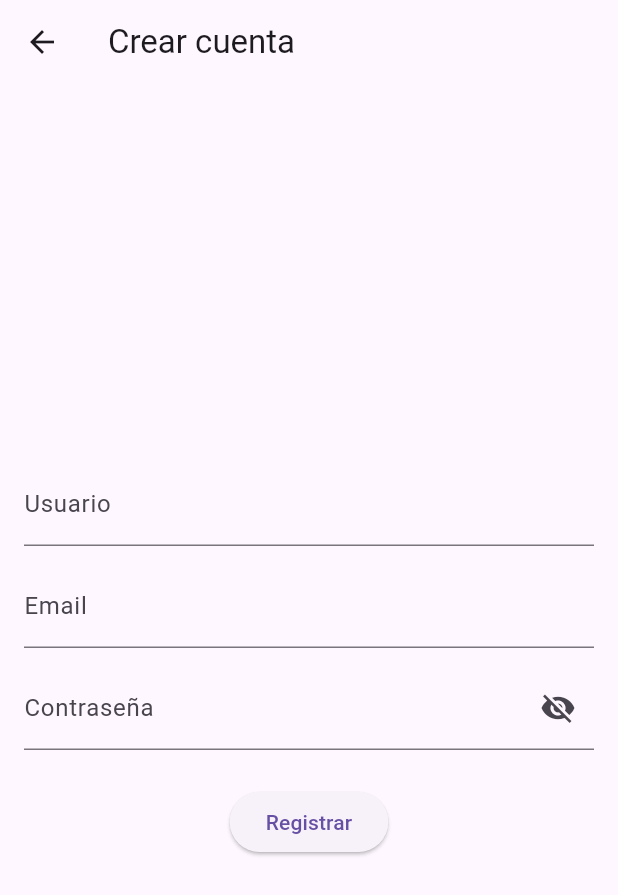
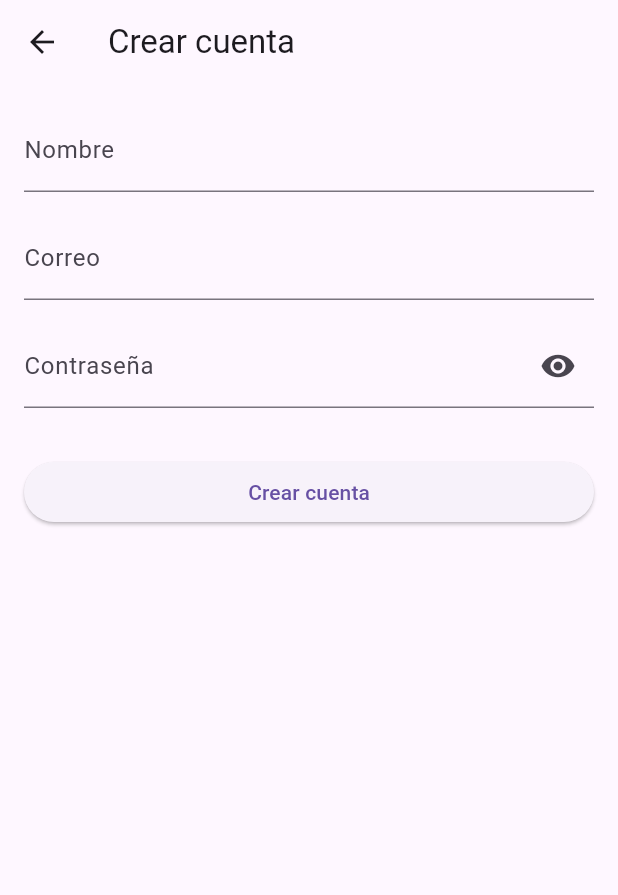
Before and after one commit to OnControlUPC/OnControl-flutter, a Flutter app: the SignUpPage screen opened by its route, on a phone screen of 412 x 824 dp. Shown: the top 895 px of the screen. Run offline on Flutter 3.47's test engine with Material 3 defaults, Android fonts, the phone set to English and light mode, and no system bars; our stand-ins replace equatable, flutter_bloc, flutter_secure_storage, shared_preferences; accounts and stored records are empty.

Commit message:
feat: auth almost finished

```diff
--- a/lib/features/auth/presentation/pages/signup_page.dart
+++ b/lib/features/auth/presentation/pages/signup_page.dart
@@ -3,95 +3,138 @@
 import 'package:flutter/material.dart';
 import 'package:flutter_bloc/flutter_bloc.dart';
 
-import '../bloc/auth_bloc.dart';
-import '../bloc/auth_event.dart';
-import '../bloc/auth_state.dart';
+import '.././bloc/auth_bloc.dart';
+import '.././bloc/auth_event.dart';
+import '.././bloc/auth_state.dart';
 
 class SignUpPage extends StatefulWidget {
   const SignUpPage({Key? key}) : super(key: key);
 
   @override
-  State<SignUpPage> createState() => _SignUpPageState();
+  _SignUpPageState createState() => _SignUpPageState();
 }
 
 class _SignUpPageState extends State<SignUpPage> {
-  final _userCtrl = TextEditingController();
-  final _emailCtrl= TextEditingController();
-  final _passCtrl = TextEditingController();
+  final _formKey = GlobalKey<FormState>();
+  final _nameController = TextEditingController();
+  final _emailController = TextEditingController();
+  final _passwordController = TextEditingController();
+  bool _isPasswordVisible = false;
 
-  bool _obscurePassword = true;
+  @override
+  void dispose() {
+    _nameController.dispose();
+    _emailController.dispose();
+    _passwordController.dispose();
+    super.dispose();
+  }
 
   @override
   Widget build(BuildContext context) {
     return Scaffold(
-      appBar: AppBar(title: const Text('Crear cuenta')),
-      body: BlocConsumer<AuthBloc, AuthState>(
-        listener: (ctx, state) {
+      appBar: AppBar(
+        title: const Text('Crear cuenta'),
+      ),
+      body: BlocListener<AuthBloc, AuthState>(
+        listener: (context, state) {
           if (state is AuthSignUpSuccess) {
-            // Al crear cuenta, navegar a login y pasar mensaje
-            Navigator.pushReplacementNamed(
-              ctx,
-              '/',
-              arguments: '¡Cuenta creada exitosamente!',
+            // Mostrar mensaje y redirigir a sign in
+            ScaffoldMessenger.of(context).showSnackBar(
+              const SnackBar(
+                content: Text('Cuenta creada exitosamente'),
+                duration: Duration(seconds: 2),
+              ),
+            );
+            // Redirigir después de un breve delay
+            Future.delayed(const Duration(seconds: 2), () {
+              Navigator.pushReplacementNamed(context, '/');
+            });
+          } else if (state is AuthError) {
+            ScaffoldMessenger.of(context).showSnackBar(
+              SnackBar(
+                content: Text(state.message),
+                backgroundColor: Colors.red,
+              ),
             );
           }
-          if (state is AuthError) {
-            ScaffoldMessenger.of(ctx)
-              .showSnackBar(SnackBar(content: Text(state.message)));
-          }
         },
-        builder: (ctx, state) {
-          if (state is AuthLoading) {
-            return const Center(child: CircularProgressIndicator());
-          }
-          return Padding(
-            padding: const EdgeInsets.all(16),
+        child: Padding(
+          padding: const EdgeInsets.all(16.0),
+          child: Form(
+            key: _formKey,
             child: Column(
-              mainAxisAlignment: MainAxisAlignment.center,
+              crossAxisAlignment: CrossAxisAlignment.stretch,
               children: [
-                TextField(
-                  controller: _userCtrl,
-                  decoration: const InputDecoration(labelText: 'Usuario'),
+                TextFormField(
+                  controller: _nameController,
+                  decoration: const InputDecoration(labelText: 'Nombre'),
+                  validator: (value) =>
+                      value == null || value.isEmpty ? 'Ingresa tu nombre' : null,
                 ),
-                const SizedBox(height: 12),
-                TextField(
-                  controller: _emailCtrl,
-                  decoration: const InputDecoration(labelText: 'Email'),
+                const SizedBox(height: 16),
+                TextFormField(
+                  controller: _emailController,
+                  decoration: const InputDecoration(labelText: 'Correo'),
+                  keyboardType: TextInputType.emailAddress,
+                  validator: (value) => value == null ||
+                          value.isEmpty ||
+                          !value.contains('@')
+                      ? 'Ingresa un correo válido'
+                      : null,
                 ),
-                const SizedBox(height: 12),
-                TextField(
-                  controller: _passCtrl,
-                  obscureText: _obscurePassword,
+                const SizedBox(height: 16),
+                TextFormField(
+                  controller: _passwordController,
                   decoration: InputDecoration(
                     labelText: 'Contraseña',
                     suffixIcon: IconButton(
-                      icon: Icon(_obscurePassword
-                          ? Icons.visibility_off
-                          : Icons.visibility),
-                      onPressed: () => setState(() {
-                        _obscurePassword = !_obscurePassword;
-                      }),
+                      icon: Icon(
+                        _isPasswordVisible
+                            ? Icons.visibility_off
+                            : Icons.visibility,
+                      ),
+                      onPressed: () {
+                        setState(() {
+                          _isPasswordVisible = !_isPasswordVisible;
+                        });
+                      },
                     ),
                   ),
+                  obscureText: !_isPasswordVisible,
+                  validator: (value) => value == null ||
+                          value.isEmpty ||
+                          value.length < 6
+                      ? 'La contraseña debe tener al menos 6 caracteres'
+                      : null,
                 ),
-                const SizedBox(height: 24),
-                ElevatedButton(
-                  onPressed: () {
-                    context.read<AuthBloc>().add(
-                      AuthSignUpRequested(
-                        _userCtrl.text,
-                        _emailCtrl.text,
-                        _passCtrl.text,
-                        'ROLE_PATIENT', // o el rol que necesites
-                      ),
+                const SizedBox(height: 32),
+                BlocBuilder<AuthBloc, AuthState>(
+                  builder: (context, state) {
+                    if (state is AuthLoading) {
+                      return const Center(
+                          child: CircularProgressIndicator());
+                    }
+                    return ElevatedButton(
+                      onPressed: () {
+                        if (_formKey.currentState!.validate()) {
+                          context.read<AuthBloc>().add(
+                                AuthSignUpRequested(
+                                  _nameController.text.trim(),
+                                  _emailController.text.trim(),
+                                  _passwordController.text.trim(),
+                                  'ROLE_PATIENT',
+                                ),
+                              );
+                        }
+                      },
+                      child: const Text('Crear cuenta'),
                     );
                   },
-                  child: const Text('Registrar'),
                 ),
               ],
             ),
-          );
-        },
+          ),
+        ),
       ),
     );
   }
```
Also changed, not shown: lib/core/config.dart (+9 -3 lines), lib/core/http_client.dart (added, +11 -0 lines), lib/features/auth/data/datasources/auth_remote_datasource.dart (+54 -46 lines), lib/main.dart (+29 -19 lines), 1 other file.
